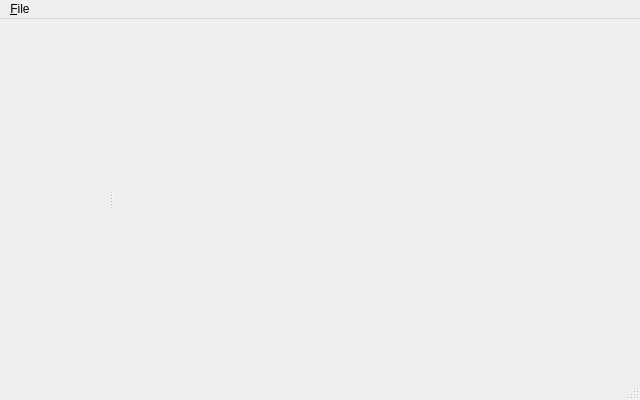
Qt form src/ui_Advanced/MainWindow.ui (mireq/QBoincGui) before a commit.
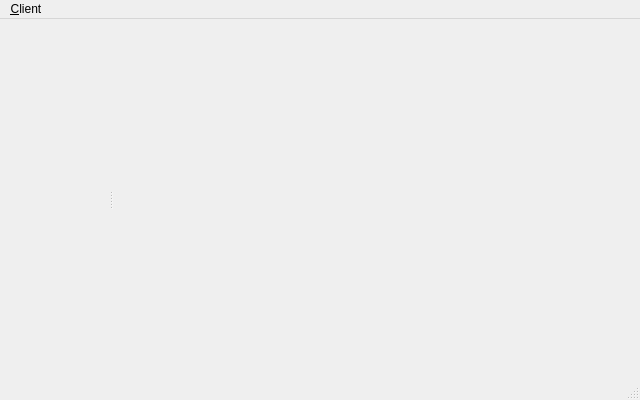
The same form after that commit. Icons and pictures are not drawn. Custom widgets are drawn as their Qt base class.

```diff
--- a/src/ui_Advanced/MainWindow.ui
+++ b/src/ui_Advanced/MainWindow.ui
@@ -76,7 +76,7 @@
    </property>
    <widget class="QMenu" name="menu_File">
     <property name="title">
-     <string>&amp;File</string>
+     <string>&amp;Client</string>
     </property>
     <addaction name="actionAddClient"/>
     <addaction name="actionRemoveClient"/>
```
